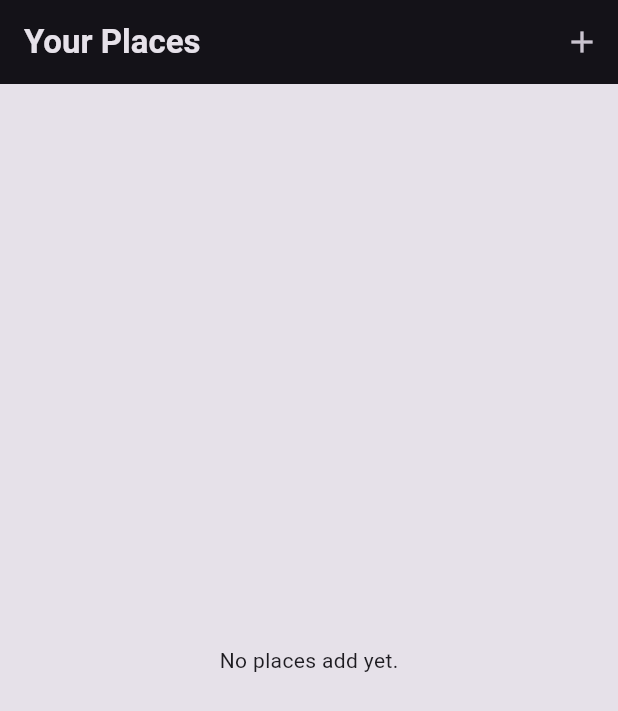
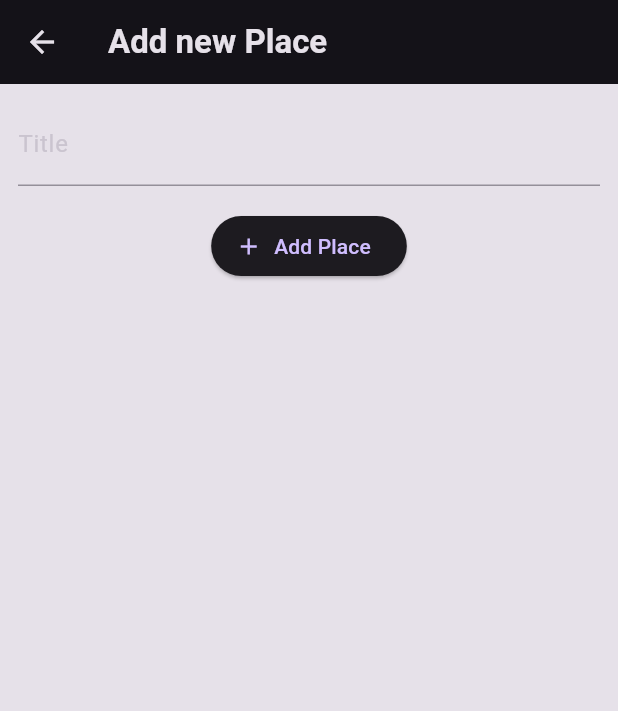
Before and after one commit to kunihei/favolite_places, a Flutter app: the screen it shows after launch, after a tap on the "add" icon, on a phone screen of 412 x 824 dp. Shown: the top 711 px of the screen. Run offline on Flutter 3.47's test engine with Material 3 defaults, Android fonts, the phone set to English and light mode, and no system bars; our stand-ins replace flutter_riverpod, google_fonts.

```diff
--- a/lib/main.dart
+++ b/lib/main.dart
@@ -1,4 +1,5 @@
 import 'package:favorite_places/screens/places.dart';
+import 'package:flutter_riverpod/flutter_riverpod.dart';
 import 'package:flutter/material.dart';
 
 import 'package:google_fonts/google_fonts.dart';
@@ -27,7 +28,9 @@ final theme = ThemeData().copyWith(
 
 void main() {
   runApp(
-      const MyApp(),
+    ProviderScope(
+      child: MyApp(),
+    ),
   );
 }
 
--- /dev/null
+++ b/lib/providers/user_places.dart
@@ -0,0 +1,19 @@
+import 'package:flutter_riverpod/flutter_riverpod.dart';
+
+import 'package:favorite_places/models/place.dart';
+
+class UserPlacesNotifier extends StateNotifier<List<Place>> {
+  UserPlacesNotifier() : super([]);
+
+  void addPlace(String title) {
+    final newPlace = Place(title: title);
+    state = [
+      newPlace,
+      ...state,
+    ];
+  }
+}
+
+final usesrPlacesProvider = StateNotifierProvider(
+  (ref) => UserPlacesNotifier(),
+);
--- a/lib/screens/add_place.dart
+++ b/lib/screens/add_place.dart
@@ -1 +1,48 @@
 import 'package:flutter/material.dart';
+
+class AddPlaceScreen extends StatefulWidget {
+  const AddPlaceScreen({super.key});
+
+  @override
+  State<AddPlaceScreen> createState() {
+    return _AddPlaceScreenState();
+  }
+}
+
+class _AddPlaceScreenState extends State<AddPlaceScreen> {
+  final _titleController = TextEditingController();
+
+  @override
+  void dispose() {
+    _titleController.dispose();
+    super.dispose();
+  }
+
+  @override
+  Widget build(BuildContext context) {
+    return Scaffold(
+      appBar: AppBar(
+        title: Text('Add new Place'),
+      ),
+      body: SingleChildScrollView(
+        padding: EdgeInsets.all(12),
+        child: Column(
+          children: [
+            TextField(
+              decoration: InputDecoration(labelText: 'Title'),
+              controller: _titleController,
+            ),
+            SizedBox(
+              height: 16,
+            ),
+            ElevatedButton.icon(
+              onPressed: () {},
+              icon: Icon(Icons.add),
+              label: Text('Add Place'),
+            ),
+          ],
+        ),
+      ),
+    );
+  }
+}
--- a/lib/screens/places.dart
+++ b/lib/screens/places.dart
@@ -1,3 +1,4 @@
+import 'package:favorite_places/screens/add_place.dart';
 import 'package:favorite_places/widgets/places_list.dart';
 import 'package:flutter/material.dart';
 
@@ -11,7 +12,13 @@ class PlacesScreen extends StatelessWidget {
         title: Text('Your Places'),
         actions: [
           IconButton(
-            onPressed: () {},
+            onPressed: () {
+              Navigator.of(context).push(
+                MaterialPageRoute(
+                  builder: (ctx) => AddPlaceScreen(),
+                ),
+              );
+            },
             icon: Icon(Icons.add),
           ),
         ],
--- a/pubspec.yaml
+++ b/pubspec.yaml
@@ -36,6 +36,7 @@ dependencies:
   cupertino_icons: ^1.0.8
   google_fonts: ^6.2.1
   uuid: ^4.5.1
+  flutter_riverpod: ^2.6.1
 
 dev_dependencies:
   flutter_test:
```
Also changed, not shown: pubspec.lock.
